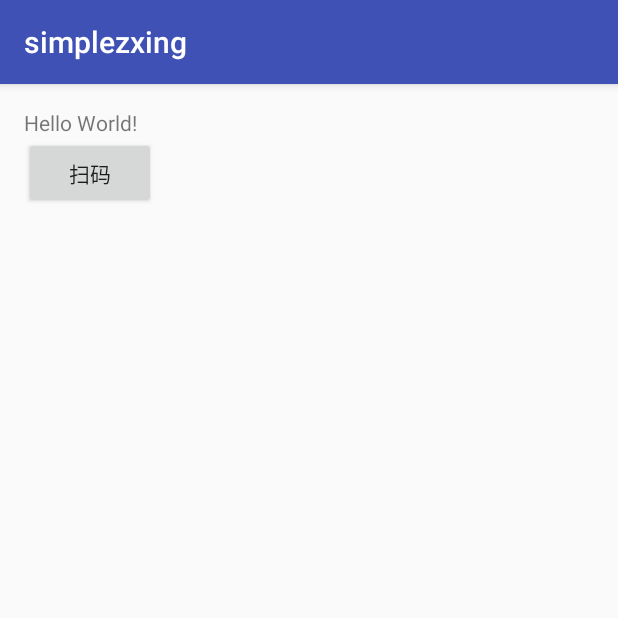
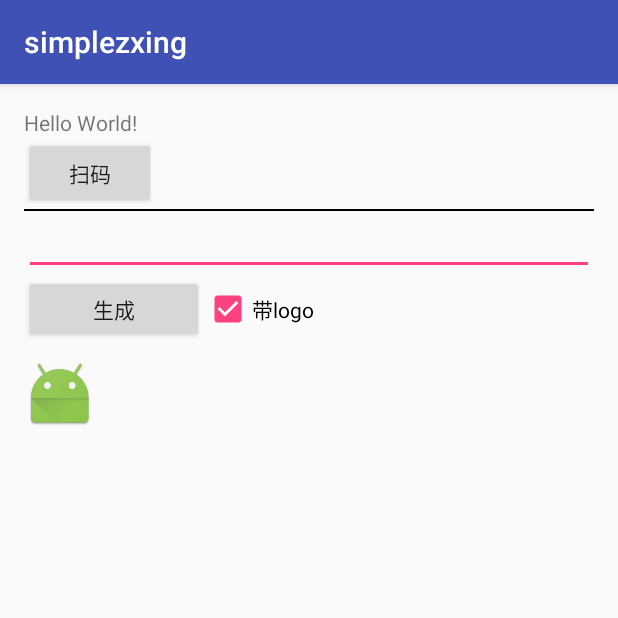
Before and after one commit to andyliuzs/simplezxing, an Android app: the screen it shows after launch (MainActivity), on a phone screen of 412 x 824 dp, the top half of it. Run offline under Robolectric (Android 15) with nearby library versions, the phone set to English and light mode, and no system bars.

Commit message:
新增生成二维码功能

```diff
--- a/app/src/main/java/org/ancode/simplezxing/MainActivity.java
+++ b/app/src/main/java/org/ancode/simplezxing/MainActivity.java
@@ -1,14 +1,24 @@
 package org.ancode.simplezxing;
 
 import android.content.Intent;
+import android.graphics.Bitmap;
 import android.os.Bundle;
 import android.support.v7.app.AppCompatActivity;
+import android.text.TextUtils;
 import android.util.Log;
 import android.view.View;
 import android.widget.Button;
+import android.widget.CheckBox;
+import android.widget.EditText;
+import android.widget.ImageView;
 import android.widget.TextView;
+import android.widget.Toast;
+
+import com.google.zxing.qrcode.encoder.QRCode;
 
 import org.ancode.libzxing.QrCodeActivity;
+import org.ancode.libzxing.utils.BitMapUtils;
+import org.ancode.libzxing.utils.QrUtils;
 
 
 public class MainActivity extends AppCompatActivity {
@@ -16,6 +26,10 @@ public class MainActivity extends AppCompatActivity {
 
     Button btn;
     final int scanRequest = 0x101;
+    EditText et_code;
+    Button btnCreate;
+    ImageView ivCreateResult;
+    CheckBox cb_havelogo;
 
     @Override
     protected void onCreate(Bundle savedInstanceState) {
@@ -24,12 +38,40 @@ public class MainActivity extends AppCompatActivity {
 
         result = (TextView) findViewById(R.id.result);
         btn = (Button) findViewById(R.id.btn);
+        et_code = (EditText) findViewById(R.id.et_code);
+        btnCreate = (Button) findViewById(R.id.btn_create);
+        ivCreateResult = (ImageView) findViewById(R.id.iv_create_result);
+        cb_havelogo = (CheckBox) findViewById(R.id.cb_havelogo);
+
         btn.setOnClickListener(new View.OnClickListener() {
             @Override
             public void onClick(View v) {
 
                 QrCodeActivity.launcher(MainActivity.this, "来扫一扫", getResources().getColor(R.color.colorPrimary), scanRequest);
 
+            }
+        });
+        btnCreate.setOnClickListener(new View.OnClickListener() {
+            @Override
+            public void onClick(View v) {
+                String str = et_code.getText().toString();
+                if (TextUtils.isEmpty(str)) {
+                    Toast.makeText(MainActivity.this, "需要生成的数据为空！", Toast.LENGTH_SHORT).show();
+                    return;
+                }
+                try {
+                    Bitmap bitResult = null;
+                    if (cb_havelogo.isChecked()) {
+                        bitResult = QrUtils.createQRCodeWithLogo(str, BitMapUtils.drawableToBitmap(MainActivity.this, R.mipmap.ic_launcher));
+
+                    } else {
+                        bitResult = QrUtils.createQRCode(str);
+                    }
+                    ivCreateResult.setImageBitmap(bitResult);
+                } catch (Exception e) {
+                    Toast.makeText(MainActivity.this, "生成失败", Toast.LENGTH_SHORT).show();
+                    e.printStackTrace();
+                }
             }
         });
     }
--- a/app/src/main/res/layout/activity_main.xml
+++ b/app/src/main/res/layout/activity_main.xml
@@ -22,4 +22,53 @@
         android:layout_height="wrap_content"
         android:layout_below="@+id/result"
         android:text="扫码" />
+
+
+    <View
+        android:id="@+id/view1"
+        android:layout_width="match_parent"
+        android:layout_height="1dp"
+        android:layout_below="@+id/btn"
+        android:background="@android:color/black" />
+
+    <EditText
+        android:id="@+id/et_code"
+        android:layout_width="match_parent"
+        android:layout_height="wrap_content"
+        android:layout_below="@id/view1"
+        android:textSize="16sp" />
+
+    <RelativeLayout
+        android:id="@+id/rl_create"
+        android:layout_width="wrap_content"
+        android:layout_height="wrap_content"
+        android:layout_below="@+id/et_code">
+
+        <Button
+            android:id="@+id/btn_create"
+            android:layout_width="120dp"
+            android:layout_height="45dp"
+            android:text="生成" />
+
+
+        <CheckBox
+            android:id="@+id/cb_havelogo"
+            android:layout_width="wrap_content"
+            android:layout_height="wrap_content"
+            android:layout_centerVertical="true"
+            android:layout_toRightOf="@+id/btn_create"
+            android:checked="true"
+            android:text="带logo" />
+
+
+    </RelativeLayout>
+
+
+    <ImageView
+        android:id="@+id/iv_create_result"
+        android:layout_width="wrap_content"
+        android:layout_height="wrap_content"
+        android:layout_below="@+id/rl_create"
+        android:layout_marginTop="10dp"
+        android:src="@mipmap/ic_launcher" />
 </RelativeLayout>
```
Also changed, not shown: libzxing/src/main/java/org/ancode/libzxing/utils/BitMapUtils.java (added, +59 -0 lines), libzxing/src/main/java/org/ancode/libzxing/utils/QrUtils.java (+109 -3 lines).
